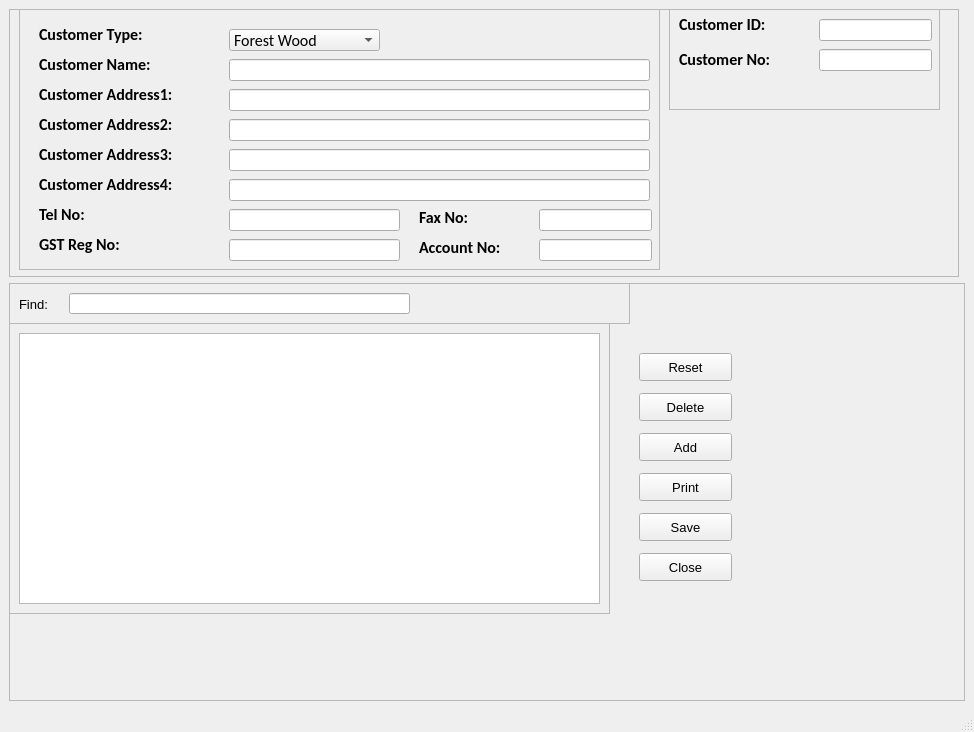
This is customer_entry/customerEntry.ui in Kevin-Tan2/IMS as Qt 5 draws it before an edit. The edited form follows.
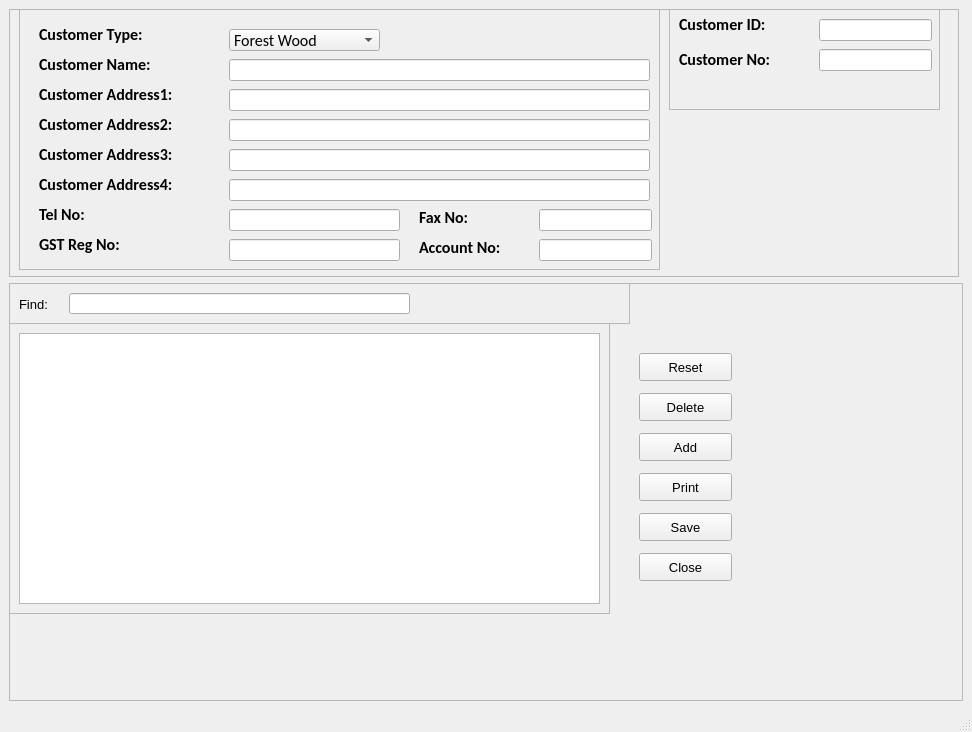
This is the edited form.

```diff
--- a/customer_entry/customerEntry.ui
+++ b/customer_entry/customerEntry.ui
@@ -6,7 +6,7 @@
    <rect>
     <x>0</x>
     <y>0</y>
-    <width>974</width>
+    <width>972</width>
     <height>732</height>
    </rect>
   </property>
```
Left out of the diff: 2 changed lines with no effect on the pictures.
